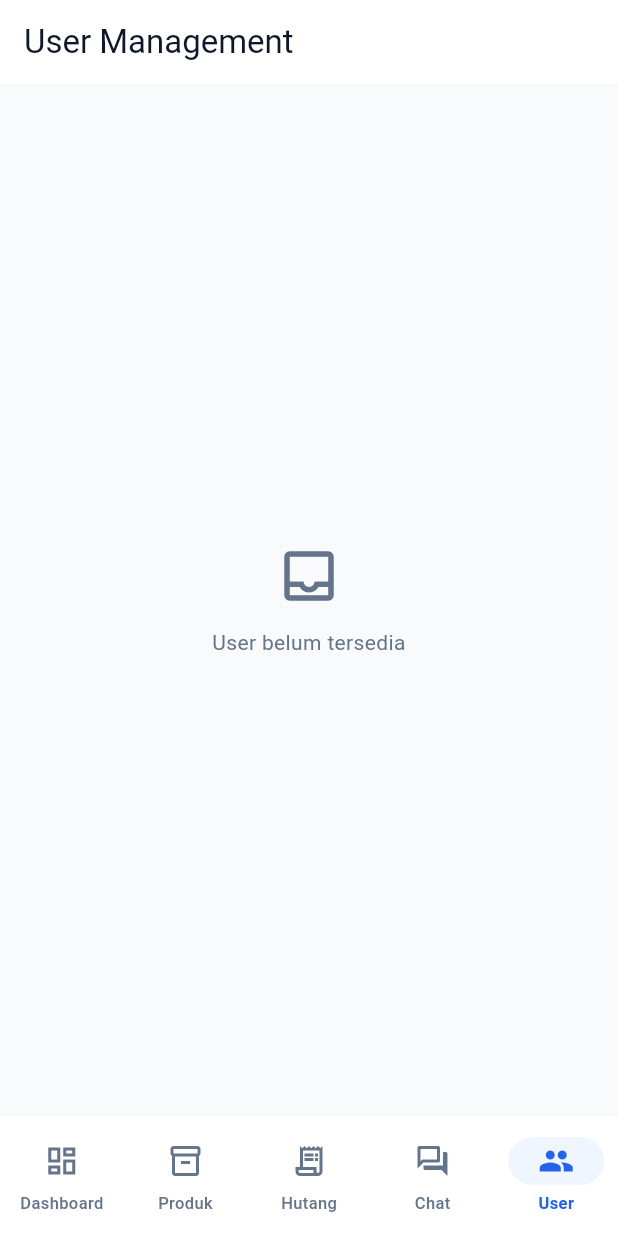
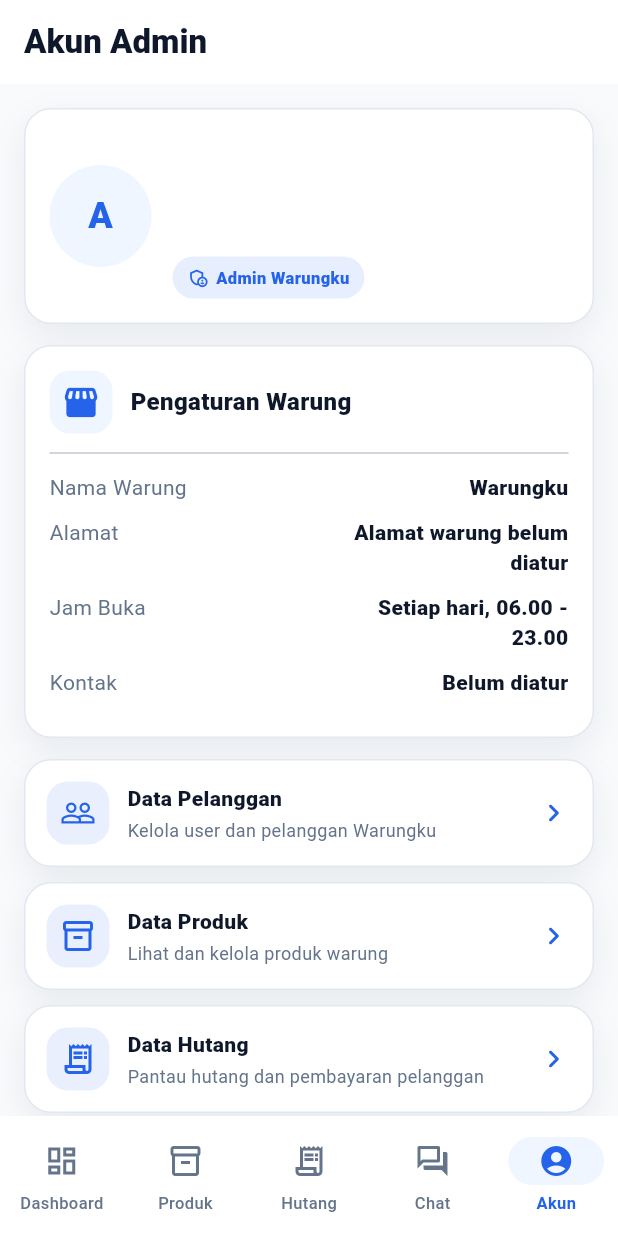
Before and after one commit to sefixdev-id/Warungku, a Flutter app: the AdminMainScreen screen opened directly with empty values, item 5 of the bottom bar chosen, on a phone screen of 412 x 824 dp. Run offline on Flutter 3.47's test engine with Material 3 defaults, Android fonts, the phone set to English and light mode, and no system bars; our stand-ins replace cloud_firestore, firebase_core, shared_preferences; accounts and stored records are empty; network calls fail.

Commit message:
perubahan kedua

```diff
--- a/lib/screens/admin/admin_main_screen.dart
+++ b/lib/screens/admin/admin_main_screen.dart
@@ -5,7 +5,7 @@ import 'admin_chat_list_screen.dart';
 import 'admin_dashboard_screen.dart';
 import 'admin_debt_list_screen.dart';
 import 'admin_product_screen.dart';
-import 'user_management_screen.dart';
+import 'admin_profile_screen.dart';
 
 class AdminMainScreen extends StatefulWidget {
   const AdminMainScreen({super.key, required this.user});
@@ -26,7 +26,10 @@ class _AdminMainScreenState extends State<AdminMainScreen> {
       AdminProductScreen(admin: widget.user),
       AdminDebtListScreen(admin: widget.user),
       AdminChatListScreen(admin: widget.user),
-      UserManagementScreen(admin: widget.user),
+      AdminProfileScreen(
+        admin: widget.user,
+        onOpenTab: (index) => setState(() => _index = index),
+      ),
     ];
     return Scaffold(
       body: pages[_index],
@@ -55,9 +58,9 @@ class _AdminMainScreenState extends State<AdminMainScreen> {
             label: 'Chat',
           ),
           NavigationDestination(
-            icon: Icon(Icons.people_outline),
-            selectedIcon: Icon(Icons.people),
-            label: 'User',
+            icon: Icon(Icons.account_circle_outlined),
+            selectedIcon: Icon(Icons.account_circle),
+            label: 'Akun',
           ),
         ],
       ),
--- /dev/null
+++ b/lib/screens/admin/admin_profile_screen.dart
@@ -0,0 +1,255 @@
+import 'package:flutter/material.dart';
+
+import '../../core/constants/app_colors.dart';
+import '../../core/constants/app_constants.dart';
+import '../../models/user_model.dart';
+import '../../screens/auth/login_screen.dart';
+import '../../screens/user/change_password_screen.dart';
+import '../../screens/user/warung_address_screen.dart';
+import '../../services/local_session_service.dart';
+import '../../widgets/app_button.dart';
+import '../../widgets/app_card.dart';
+import '../../widgets/profile_menu_tile.dart';
+import '../../widgets/status_chip.dart';
+import '../../widgets/warungku_logo.dart';
+import 'user_management_screen.dart';
+
+class AdminProfileScreen extends StatelessWidget {
+  const AdminProfileScreen({
+    super.key,
+    required this.admin,
+    required this.onOpenTab,
+  });
+
+  final UserModel admin;
+  final ValueChanged<int> onOpenTab;
+
+  @override
+  Widget build(BuildContext context) {
+    return Scaffold(
+      appBar: AppBar(
+        title: const Text(
+          'Akun Admin',
+          style: TextStyle(fontWeight: FontWeight.w900),
+        ),
+      ),
+      body: SafeArea(
+        child: Center(
+          child: ConstrainedBox(
+            constraints: const BoxConstraints(maxWidth: 680),
+            child: ListView(
+              padding: const EdgeInsets.fromLTRB(16, 16, 16, 120),
+              children: [
+                AppCard(
+                  child: Row(
+                    children: [
+                      CircleAvatar(
+                        radius: 34,
+                        backgroundColor: AppColors.lightBlue,
+                        child: Text(
+                          admin.name.isEmpty
+                              ? 'A'
+                              : admin.name.characters.first.toUpperCase(),
+                          style: const TextStyle(
+                            color: AppColors.primary,
+                            fontWeight: FontWeight.w900,
+                            fontSize: 24,
+                          ),
+                        ),
+                      ),
+                      const SizedBox(width: 14),
+                      Expanded(
+                        child: Column(
+                          crossAxisAlignment: CrossAxisAlignment.start,
+                          children: [
+                            Text(
+                              admin.name,
+                              style: Theme.of(context).textTheme.titleLarge
+                                  ?.copyWith(fontWeight: FontWeight.w900),
+                            ),
+                            const SizedBox(height: 4),
+                            Text(
+                              admin.email,
+                              style: const TextStyle(color: AppColors.muted),
+                            ),
+                            Text(
+                              admin.phone,
+                              style: const TextStyle(color: AppColors.muted),
+                            ),
+                            const SizedBox(height: 8),
+                            const StatusChip(
+                              label: 'Admin Warungku',
+                              color: AppColors.primary,
+                              icon: Icons.admin_panel_settings_outlined,
+                            ),
+                          ],
+                        ),
+                      ),
+                    ],
+                  ),
+                ),
+                const SizedBox(height: 14),
+                AppCard(
+                  child: Column(
+                    crossAxisAlignment: CrossAxisAlignment.start,
+                    children: [
+                      Row(
+                        children: const [
+                          WarungkuLogo(size: 42),
+                          SizedBox(width: 12),
+                          Expanded(
+                            child: Text(
+                              'Pengaturan Warung',
+                              style: TextStyle(
+                                fontWeight: FontWeight.w900,
+                                fontSize: 16,
+                              ),
+                            ),
+                          ),
+                        ],
+                      ),
+                      const Divider(height: 26),
+                      _infoRow('Nama Warung', AppConstants.appName),
+                      _infoRow('Alamat', AppConstants.warungAddress),
+                      _infoRow('Jam Buka', AppConstants.warungOpenHours),
+                      _infoRow('Kontak', AppConstants.warungPhone),
+                    ],
+                  ),
+                ),
+                const SizedBox(height: 14),
+                ProfileMenuTile(
+                  icon: Icons.people_outline,
+                  title: 'Data Pelanggan',
+                  subtitle: 'Kelola user dan pelanggan Warungku',
+                  onTap: () => Navigator.of(context).push(
+                    MaterialPageRoute(
+                      builder: (_) => UserManagementScreen(admin: admin),
+                    ),
+                  ),
+                ),
+                const SizedBox(height: 10),
+                ProfileMenuTile(
+                  icon: Icons.inventory_2_outlined,
+                  title: 'Data Produk',
+                  subtitle: 'Lihat dan kelola produk warung',
+                  onTap: () => onOpenTab(1),
+                ),
+                const SizedBox(height: 10),
+                ProfileMenuTile(
+                  icon: Icons.receipt_long_outlined,
+                  title: 'Data Hutang',
+                  subtitle: 'Pantau hutang dan pembayaran pelanggan',
+                  onTap: () => onOpenTab(2),
+                ),
+                const SizedBox(height: 10),
+                ProfileMenuTile(
+                  icon: Icons.dashboard_outlined,
+                  title: 'Laporan Warung',
+                  subtitle: 'Buka dashboard ringkasan aktivitas',
+                  onTap: () => onOpenTab(0),
+                ),
+                const SizedBox(height: 10),
+                ProfileMenuTile(
+                  icon: Icons.lock_reset_outlined,
+                  title: 'Ganti Password',
+                  subtitle: 'Ubah password akun admin',
+                  onTap: () => Navigator.of(context).push(
+                    MaterialPageRoute(
+                      builder: (_) => ChangePasswordScreen(userId: admin.id),
+                    ),
+                  ),
+                ),
+                const SizedBox(height: 10),
+                ProfileMenuTile(
+                  icon: Icons.info_outline,
+                  title: 'Tentang Aplikasi',
+                  subtitle: 'Warungku v1.0.0 - aplikasi warung tetangga',
+                  onTap: () => _showAbout(context),
+                ),
+                const SizedBox(height: 10),
+                ProfileMenuTile(
+                  icon: Icons.place_outlined,
+                  title: 'Alamat Warungku',
+                  subtitle: 'Detail alamat dan jam buka',
+                  onTap: () => Navigator.of(context).push(
+                    MaterialPageRoute(
+                      builder: (_) => const WarungAddressScreen(),
+                    ),
+                  ),
+                ),
+                const SizedBox(height: 18),
+                AppButton(
+                  label: 'Logout',
+                  icon: Icons.logout,
+                  backgroundColor: AppColors.danger,
+                  onPressed: () => _confirmLogout(context),
+                ),
+              ],
+            ),
+          ),
+        ),
+      ),
+    );
+  }
+
+  Widget _infoRow(String label, String value) => Padding(
+    padding: const EdgeInsets.only(bottom: 10),
+    child: Row(
+      crossAxisAlignment: CrossAxisAlignment.start,
+      children: [
+        Expanded(
+          child: Text(label, style: const TextStyle(color: AppColors.muted)),
+        ),
+        const SizedBox(width: 12),
+        Expanded(
+          child: Text(
+            value,
+            textAlign: TextAlign.right,
+            style: const TextStyle(fontWeight: FontWeight.w900),
+          ),
+        ),
+      ],
+    ),
+  );
+
+  void _showAbout(BuildContext context) {
+    showAboutDialog(
+      context: context,
+      applicationName: AppConstants.appName,
+      applicationVersion: '1.0.0',
+      applicationIcon: const WarungkuLogo(size: 48),
+      children: const [
+        Text(
+          'Warungku adalah aplikasi warung tetangga untuk produk, stok, hutang, chat, dan laporan dasar warung.',
+        ),
+      ],
+    );
+  }
+
+  Future<void> _confirmLogout(BuildContext context) async {
+    final ok = await showDialog<bool>(
+      context: context,
+      builder: (context) => AlertDialog(
+        title: const Text('Yakin ingin logout?'),
+        content: const Text('Sesi admin akan dihapus dari perangkat ini.'),
+        actions: [
+          TextButton(
+            onPressed: () => Navigator.pop(context, false),
+            child: const Text('Batal'),
+          ),
+          FilledButton(
+            onPressed: () => Navigator.pop(context, true),
+            child: const Text('Logout'),
+          ),
+        ],
+      ),
+    );
+    if (ok != true) return;
+    await LocalSessionService().clear();
+    if (!context.mounted) return;
+    Navigator.of(context).pushAndRemoveUntil(
+      MaterialPageRoute(builder: (_) => const LoginScreen()),
+      (_) => false,
+    );
+  }
+}
--- /dev/null
+++ b/lib/widgets/warungku_logo.dart
@@ -0,0 +1,26 @@
+import 'package:flutter/material.dart';
+
+import '../core/constants/app_colors.dart';
+
+class WarungkuLogo extends StatelessWidget {
+  const WarungkuLogo({super.key, this.size = 40});
+
+  final double size;
+
+  @override
+  Widget build(BuildContext context) {
+    return Container(
+      width: size,
+      height: size,
+      decoration: BoxDecoration(
+        color: AppColors.lightBlue,
+        borderRadius: BorderRadius.circular(size * 0.32),
+      ),
+      child: Icon(
+        Icons.storefront_rounded,
+        color: AppColors.primary,
+        size: size * 0.62,
+      ),
+    );
+  }
+}
```
Also changed, not shown: lib/screens/admin/admin_dashboard_screen.dart (+17 -5 lines), lib/screens/user/user_home_screen.dart (+8 -3 lines), lib/widgets/dashboard_metric_card.dart (+17 -18 lines), 12 other files.
